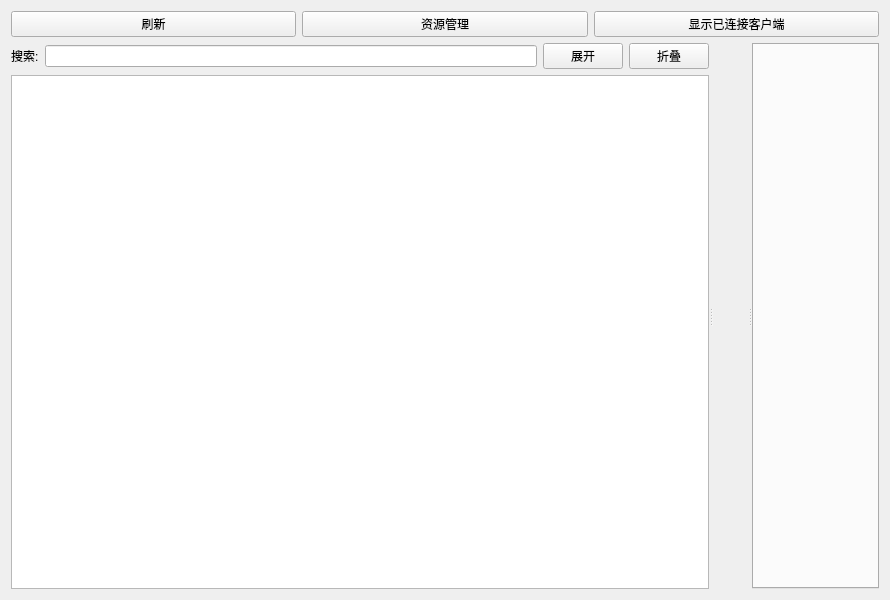
Before: the Qt Designer form server/dialog.ui in diamond3500/QTInspector, drawn with Qt 5.
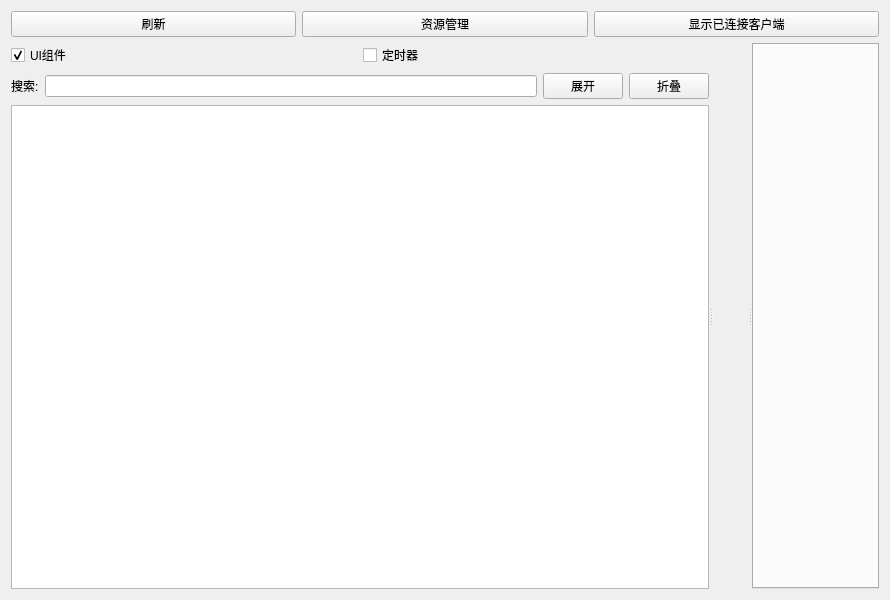
After: the same form once the commit is applied. Icons and pictures are not drawn.

Commit message: 增加显示定时器

```diff
--- a/server/dialog.ui
+++ b/server/dialog.ui
@@ -55,6 +55,27 @@
      </property>
      <widget class="QWidget" name="layoutWidget">
       <layout class="QVBoxLayout" name="verticalLayout_3">
+       <item>
+        <layout class="QHBoxLayout" name="horizontalLayout_3">
+         <item>
+          <widget class="QCheckBox" name="ui_object_filter">
+           <property name="text">
+            <string>UI组件</string>
+           </property>
+           <property name="checked">
+            <bool>true</bool>
+           </property>
+          </widget>
+         </item>
+         <item>
+          <widget class="QCheckBox" name="timer_object_filter">
+           <property name="text">
+            <string>定时器</string>
+           </property>
+          </widget>
+         </item>
+        </layout>
+       </item>
        <item>
         <layout class="QHBoxLayout" name="horizontalLayout_2">
          <item>
```
The commit also changes 12 other files.
